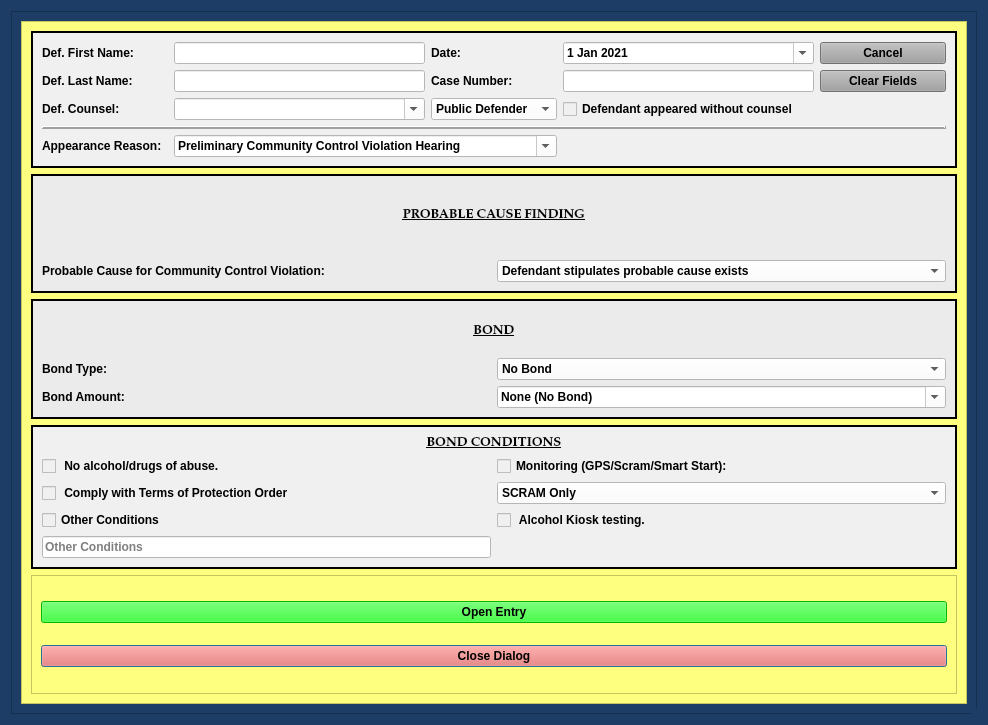
HunterProgram22/MuniEntry, file package/views/ui/ProbationViolationBondDialog.ui: the form before one commit.
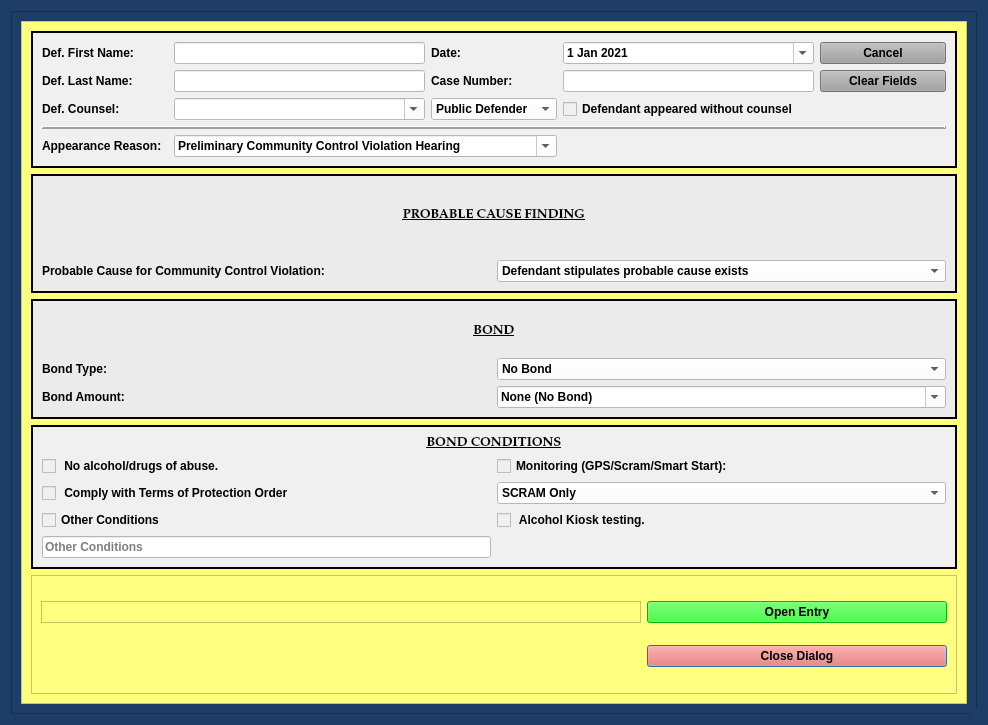
The form after the commit.

Commit message: Updated fine and probation UI.

```diff
--- a/package/views/ui/ProbationViolationBondDialog.ui
+++ b/package/views/ui/ProbationViolationBondDialog.ui
@@ -770,8 +770,8 @@
             <property name="frameShadow">
              <enum>QFrame::Raised</enum>
             </property>
-            <layout class="QGridLayout" name="gridLayout_10">
-             <item row="2" column="0">
+            <layout class="QGridLayout" name="gridLayout_10" columnstretch="2,1">
+             <item row="2" column="1">
               <widget class="QPushButton" name="close_dialog_Button">
                <property name="styleSheet">
                 <string notr="true">background-color: rgb(255, 96, 82);
@@ -783,7 +783,7 @@
                </property>
               </widget>
              </item>
-             <item row="0" column="0">
+             <item row="0" column="1">
               <widget class="QPushButton" name="create_entry_Button">
                <property name="styleSheet">
                 <string notr="true">background-color: rgb(0, 255, 0);
@@ -798,6 +798,16 @@
                </property>
               </widget>
              </item>
+             <item row="0" column="0">
+              <widget class="QFrame" name="frame_2">
+               <property name="frameShape">
+                <enum>QFrame::StyledPanel</enum>
+               </property>
+               <property name="frameShadow">
+                <enum>QFrame::Raised</enum>
+               </property>
+              </widget>
+             </item>
             </layout>
            </widget>
           </item>
```
The commit also changes 5 other files.
